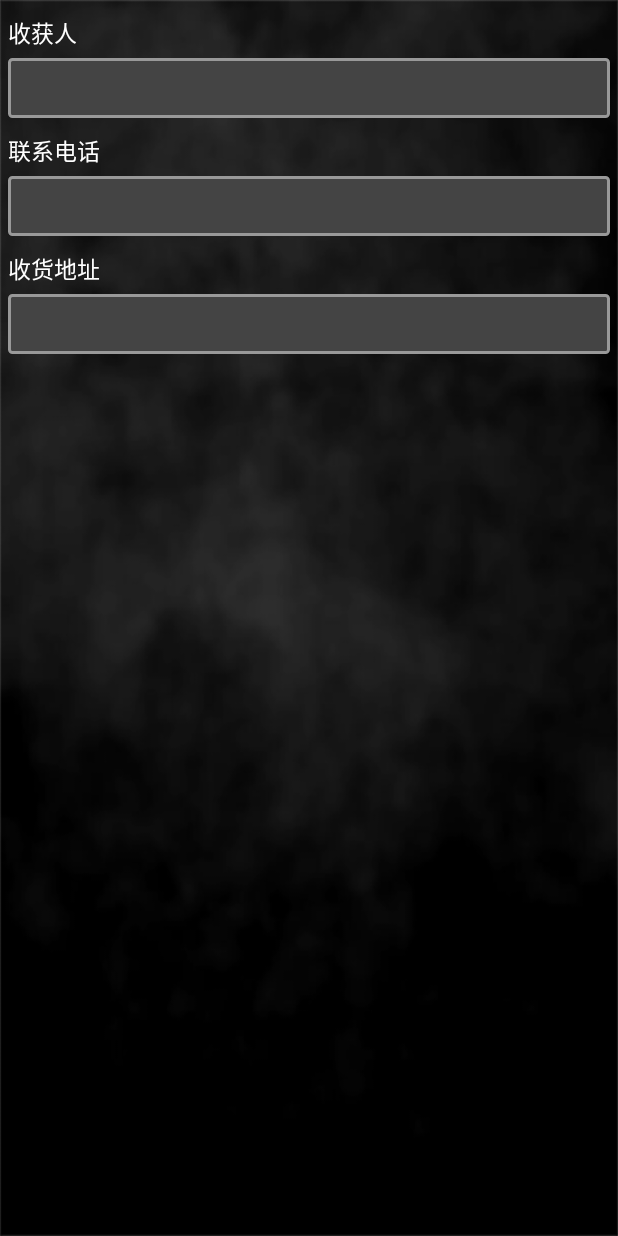
After one commit to zhouhe1256/BlackDiamonds, an Android app: the layout activity_add_address.xml on its own in the app's theme, with its tools: preview values and no code run, on a phone screen of 412 x 824 dp. The commit adds this screen. Run offline under Robolectric (Android 15) with nearby library versions, the phone set to English and light mode, and no system bars.

```diff
--- a/app/build.gradle
+++ b/app/build.gradle
@@ -37,4 +37,8 @@ dependencies {
     compile files('libs/ShareSDK-Wechat-Core-2.7.3.jar')
     compile files('libs/ShareSDK-Wechat-Favorite-2.7.3.jar')
     compile files('libs/ShareSDK-Wechat-Moments-2.7.3.jar')
+    compile 'com.qiniu:qiniu-android-sdk:7.2.+'
+    compile 'com.squareup.okhttp3:okhttp:(insert latest version)'
+    compile 'com.loopj.android:android-async-http:1.4.9'
+    compile 'com.qiniu:happy-dns:0.2.8'
 }
--- a/app/src/main/java/com/ljs/constant/ApiUrl.java
+++ b/app/src/main/java/com/ljs/constant/ApiUrl.java
@@ -23,5 +23,6 @@ public class ApiUrl {
     public static final String UPDATAUSER = "/app/user/updateUser";//用户信息修改
     public static final String BIND_PHONE = "/app/user/bindPhone";//绑定手机号
     public static final String ADDRESS_ALL = "/app/user/getAddresses";//用户获取所有地址
+    public static final String LIKE ="/app/user/like";//用户点赞
 
 }
--- a/app/src/main/java/com/ljs/fragment/ProjectFragment.java
+++ b/app/src/main/java/com/ljs/fragment/ProjectFragment.java
@@ -314,4 +314,9 @@ public class ProjectFragment extends Fragment implements PullLayout.OnPullCallBa
         });
     }
 
+    @Override
+    public void onStart() {
+        super.onStart();
+        pullLayout.autoRefresh();
+    }
 }
--- /dev/null
+++ b/app/src/main/res/layout/activity_add_address.xml
@@ -0,0 +1,59 @@
+<?xml version="1.0" encoding="utf-8"?>
+<LinearLayout xmlns:android="http://schemas.android.com/apk/res/android"
+    android:layout_width="match_parent"
+    android:layout_height="match_parent"
+    android:orientation="vertical"
+    android:background="@drawable/tc_bg"
+    >
+    <TextView
+        android:layout_width="wrap_content"
+        android:layout_height="wrap_content"
+        android:text="收获人"
+        android:textSize="15dp"
+        android:textColor="#ffffff"
+        android:layout_marginLeft="5dp"
+        android:layout_marginTop="10dp"
+        />
+    <EditText
+        android:layout_width="match_parent"
+        android:layout_height="40dp"
+        android:layout_marginTop="5dp"
+        android:layout_marginLeft="5dp"
+        android:layout_marginRight="5dp"
+        android:background="@drawable/editext_user_shap"
+        />
+    <TextView
+        android:layout_width="wrap_content"
+        android:layout_height="wrap_content"
+        android:text="联系电话"
+        android:layout_marginTop="10dp"
+        android:textSize="15dp"
+        android:textColor="#ffffff"
+        android:layout_marginLeft="5dp"
+        />
+    <EditText
+        android:layout_width="match_parent"
+        android:layout_height="40dp"
+        android:layout_marginTop="5dp"
+        android:layout_marginLeft="5dp"
+        android:layout_marginRight="5dp"
+        android:background="@drawable/editext_user_shap"
+        />
+    <TextView
+        android:layout_width="wrap_content"
+        android:layout_height="wrap_content"
+        android:text="收货地址"
+        android:textSize="15dp"
+        android:textColor="#ffffff"
+        android:layout_marginLeft="5dp"
+        android:layout_marginTop="10dp"
+        />
+    <EditText
+        android:layout_width="match_parent"
+        android:layout_height="40dp"
+        android:layout_marginTop="5dp"
+        android:layout_marginLeft="5dp"
+        android:layout_marginRight="5dp"
+        android:background="@drawable/editext_user_shap"
+        />
+</LinearLayout>
--- a/app/src/main/res/layout/left_fragment.xml
+++ b/app/src/main/res/layout/left_fragment.xml
@@ -25,7 +25,7 @@
         android:layout_toRightOf="@+id/head_image"
         android:layout_width="wrap_content"
         android:layout_height="wrap_content"
-        android:text="黑钻石导演马强"
+        android:text=""
         android:layout_centerVertical="true"
         android:layout_marginLeft="5dp"
         android:textSize="18sp"
```
Also changed, not shown: app/src/main/AndroidManifest.xml (+17 -17 lines), app/src/main/java/com/ljs/adapter/ProjectAdapter.java (+61 -2 lines), app/src/main/java/com/ljs/blackdiamonds/AddAddressActivity.java (added, +7 -0 lines), app/src/main/java/com/ljs/blackdiamonds/UserInfoActivity.java (+18 -3 lines), app/src/main/java/com/ljs/fragment/LeftFragment.java (+6 -2 lines), app/src/main/java/com/ljs/model/LoginArrayModel.java (+3 -4 lines), app/src/main/java/com/ljs/model/ProjectModel.java (+8 -0 lines).
